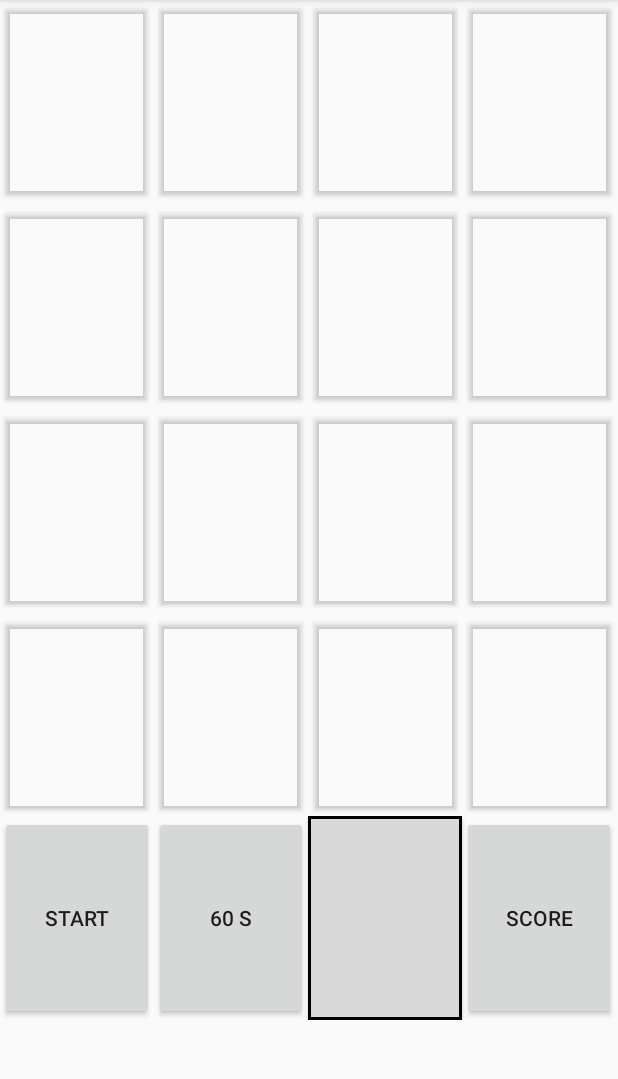
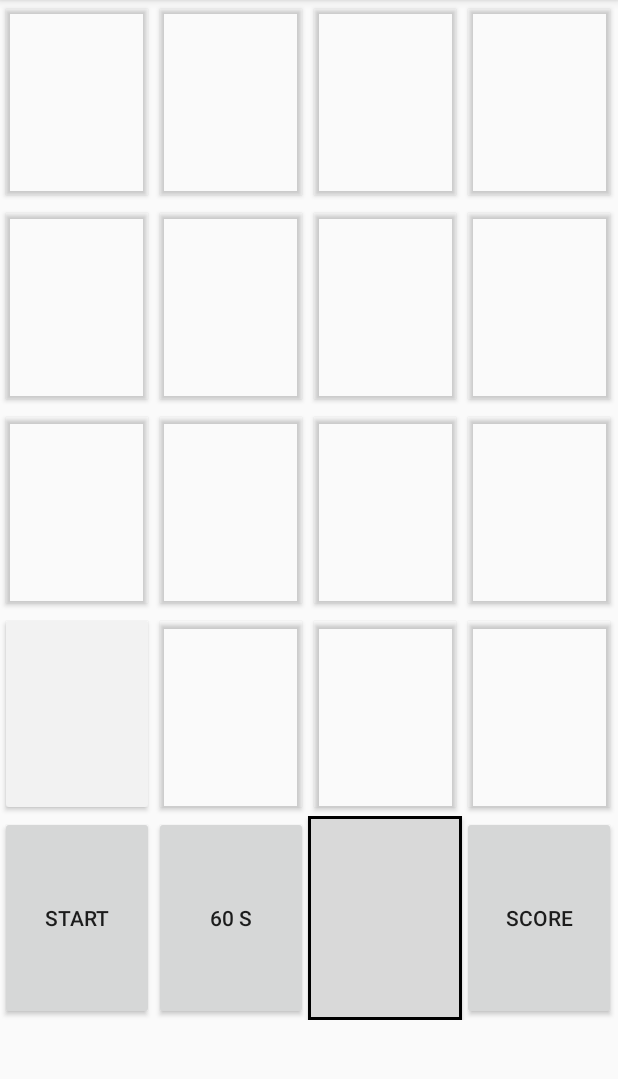
Before and after one commit to RomainLagrange/ColorRun, an Android app: the Main3Activity screen opened directly, with no data from a screen before it, on a phone screen of 412 x 824 dp, the part 84-1163 px from its top. Run offline under Robolectric (Android 15) with nearby library versions, the phone set to English and light mode, and no system bars; network calls fail.

Commit message:
bouton contour ejejk

```diff
--- a/app/src/main/res/layout/activity_main.xml
+++ b/app/src/main/res/layout/activity_main.xml
@@ -42,7 +42,7 @@
         android:layout_width="177dp"
         android:layout_height="60dp"
         android:singleLine="true"
-        android:text="JOUEUR1"
+        android:text="@string/joueur1"
         app:layout_constraintBottom_toBottomOf="parent"
         app:layout_constraintEnd_toEndOf="parent"
         app:layout_constraintStart_toStartOf="parent"
--- a/app/src/main/res/layout/activity_main2.xml
+++ b/app/src/main/res/layout/activity_main2.xml
@@ -29,7 +29,7 @@
         android:layout_marginBottom="108dp"
         android:backgroundTint="#00BCD4"
         android:onClick="goActivity3"
-        android:text="NOUVELLE PARTIE"
+        android:text="@string/nouvelle_partie"
         app:layout_constraintBottom_toBottomOf="parent"
         app:layout_constraintEnd_toEndOf="parent"
         app:layout_constraintHorizontal_bias="0.498"
@@ -42,7 +42,7 @@
         android:layout_width="158dp"
         android:layout_height="64dp"
         android:backgroundTint="#00BCD4"
-        android:text="MEILLEURS SCORES"
+        android:text="@string/meilleurs_scores"
         android:onClick="goActivity5"
         app:layout_constraintBottom_toBottomOf="parent"
         app:layout_constraintEnd_toEndOf="parent"
--- a/app/src/main/res/layout/activity_main3.xml
+++ b/app/src/main/res/layout/activity_main3.xml
@@ -114,7 +114,7 @@
             android:id="@+id/button13"
             android:layout_width="match_parent"
             android:layout_height="match_parent"
-            android:backgroundTint="#00FFFFFF"
+            android:backgroundTint="#F2F2F2"
             android:onClick="checkClick" />
 
         <Button
@@ -169,7 +169,7 @@
             android:layout_width="match_parent"
             android:layout_height="match_parent"
             android:clickable="false"
-            android:text="Score"/>
+            android:text="@string/score"/>
     </TableRow>
 
 
--- a/app/src/main/res/layout/activity_main4.xml
+++ b/app/src/main/res/layout/activity_main4.xml
@@ -33,7 +33,7 @@
         android:layout_height="wrap_content"
         android:layout_marginBottom="208dp"
         android:onClick="saveClick"
-        android:text="Enregistrer"
+        android:text="@string/enregistrer"
         app:layout_constraintBottom_toBottomOf="parent"
         app:layout_constraintEnd_toEndOf="parent"
         app:layout_constraintHorizontal_bias="0.498"
--- a/app/src/main/res/values/strings.xml
+++ b/app/src/main/res/values/strings.xml
@@ -1,3 +1,8 @@
 <resources>
     <string name="app_name">ColorRun</string>
+    <string name="joueur1">JOUEUR1</string>
+    <string name="enregistrer">Enregistrer</string>
+    <string name="nouvelle_partie">NOUVELLE PARTIE</string>
+    <string name="meilleurs_scores">MEILLEURS SCORES</string>
+    <string name="score">Score</string>
 </resources>
```
